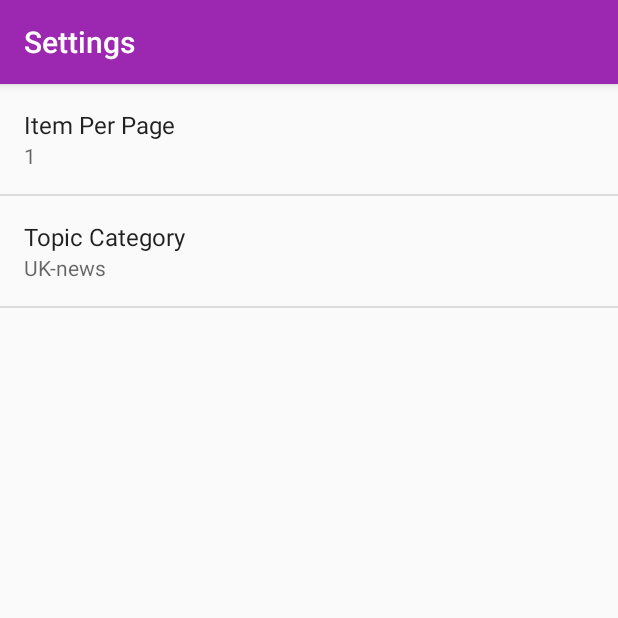
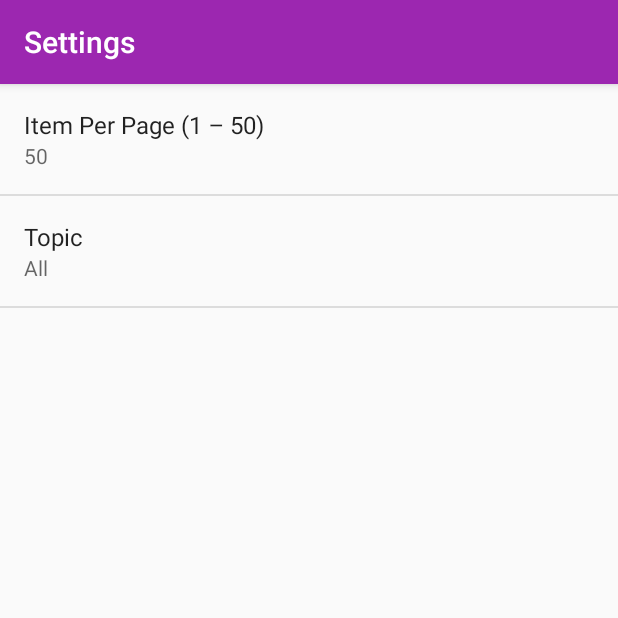
Before and after one commit to angwandi/NewsAppABNSGU, an Android app: the screen it shows after launch (SettingsActivity), in the options menu, after a tap on "Settings", on a phone screen of 412 x 824 dp, the top half of it. Run offline under Robolectric (Android 15) with nearby library versions, the phone set to English and light mode, and no system bars.

Commit message:
Add more items on ListPreference

```diff
--- a/app/src/main/java/com/example/demad/newsapp/NewsAppActivity.java
+++ b/app/src/main/java/com/example/demad/newsapp/NewsAppActivity.java
@@ -28,7 +28,7 @@ public class NewsAppActivity extends AppCompatActivity
      * URL for earthquake data from the GUARDIAN data set
      */
     private static final String GUARDIAN_REQUEST_URL =
-            "https://content.guardianapis.com/search?";
+            "https://content.guardianapis.com/search";
     /**
      * Constant value for the newsApp loader ID.
      * Just in case multiple loaders are required at some stage
@@ -144,9 +144,12 @@ public class NewsAppActivity extends AppCompatActivity
         uriBuilder.appendQueryParameter("lang", "en");
         //default items per page is 10 but can get more(1-50)!!
         uriBuilder.appendQueryParameter("page-size", itemPerPage);
+        if (!topicCategory.equals(getString(R.string.settings_topic_category_by_default))) {
+            uriBuilder.appendQueryParameter("section", topicCategory);
+        }
         //q parameter can be something like education,debate,economy,immigration,...
         //can combine debate AND economy as well(can use these operators :AND,OR,NOT)
-        uriBuilder.appendQueryParameter("q", topicCategory);
+        uriBuilder.appendQueryParameter("q", "");
         //Free student key from the Guardian API website
         uriBuilder.appendQueryParameter("api-key", "ee7fcfa8-a253-432e-9e44-80655700e71a");
         return new NewsAppLoader(this, uriBuilder.toString());
--- a/app/src/main/java/com/example/demad/newsapp/QueryUtils.java
+++ b/app/src/main/java/com/example/demad/newsapp/QueryUtils.java
@@ -37,6 +37,10 @@ public class QueryUtils {
      */
     private static final int CONNECTION_TIMEOUT = 15000;
     /**
+     * Successful response code
+     */
+    private static final int SUCCESSFUL_RESPONSE_CODE = 200;
+    /**
      * keys for the json responses
      */
     private static final String KEY_SECTION_NAME = "sectionName";
@@ -51,9 +55,9 @@ public class QueryUtils {
      * building and manipulating my uri url requests
      */
     public static List<NewsApp> fetchNewsAppData(String requestUrl) {
-//        Create URL object
+        //Create URL object
         URL url = createUrl(requestUrl);
-//    Perform HTTP request to the URL and receive a JSON response back
+        //Perform HTTP request to the URL and receive a JSON response back
         String jsonResponse = null;
         try {
             jsonResponse = makeHttpRequest(url);
@@ -114,7 +118,7 @@ public class QueryUtils {
             urlConnection.connect();
             // If the request was successful (response code 200),
             // then read the input stream and parse the response.
-            if (urlConnection.getResponseCode() == 200) {
+            if (urlConnection.getResponseCode() == SUCCESSFUL_RESPONSE_CODE) {
                 inputStream = urlConnection.getInputStream();
                 jsonResponse = readFromStream(inputStream);
             } else {
--- a/app/src/main/res/values/arrays.xml
+++ b/app/src/main/res/values/arrays.xml
@@ -1,13 +1,19 @@
 <?xml version="1.0" encoding="utf-8"?>
 <resources>
   <string-array name="settings_topic_category_by_labels">
+    <item>@string/settings_all_topic_category_label</item>
     <item>@string/settings_topic_category_music_label</item>
     <item>@string/settings_topic_category_politic_label</item>
-    <item>@string/settings_topic_category_UK_news_label</item>
+    <item>@string/settings_topic_category_football_label</item>
+    <item>@string/settings_topic_category_sport_label</item>
+    <item>@string/settings_topic_category_business_label</item>
   </string-array>
   <string-array name="settings_topic_category_by_value">
+    <item>@string/settings_all_topic_category_value</item>
     <item>@string/settings_topic_category_music_value</item>
     <item>@string/settings_topic_category_politic_value</item>
-    <item>@string/settings_topic_category_UK_news_value</item>
+    <item>@string/settings_topic_category_football_value</item>
+    <item>@string/settings_topic_category_sport_value</item>
+    <item>@string/settings_topic_category_business_value</item>
   </string-array>
 </resources>
--- a/app/src/main/res/values/strings.xml
+++ b/app/src/main/res/values/strings.xml
@@ -8,20 +8,29 @@
   <string name="settings_menu_item">Settings</string>
   <string name="settings_title">News Settings</string>
   <!--String for the Preference Labels-->
-  <string name="settings_item_per_page_label">Item Per Page</string>
+  <string name="settings_item_per_page_label">Item Per Page (1 – 50)</string>
   <string name="settings_item_per_page_key">page_size</string>
-  <string name="settings_item_per_page_default">1</string>
+  <string name="settings_item_per_page_default">50</string>
   <!-- Strings For Topic Category Preference [CHAR LIMIT=30] -->
-  <string name="settings_topic_category_label">Topic Category</string>
+  <string name="settings_topic_category_label">Topic</string>
   <string name="settings_topic_category_key">topic_category</string>
-  <string name="settings_topic_category_by_default">@string/settings_topic_category_UK_news_value</string>
+  <string name="settings_topic_category_by_default">@string/settings_all_topic_category_value</string>
+  <!-- Label for All topic category  option [CHAR LIMIT=20] -->
+  <string name="settings_all_topic_category_label">All</string>
+  <string name="settings_all_topic_category_value">""</string>
   <!-- Label for topic category music option [CHAR LIMIT=20] -->
   <string name="settings_topic_category_music_label">Music</string>
   <string name="settings_topic_category_music_value">music</string>
   <!-- Label for topic category politic option [CHAR LIMIT=20] -->
   <string name="settings_topic_category_politic_label">Politic</string>
-  <string name="settings_topic_category_politic_value">politic</string>
-  <!-- Label for topic category UK news option [CHAR LIMIT=20] -->
-  <string name="settings_topic_category_UK_news_label">UK-news</string>
-  <string name="settings_topic_category_UK_news_value">uk-news</string>
+  <string name="settings_topic_category_politic_value">politics</string>
+  <!-- Label for topic category Football option [CHAR LIMIT=20] -->
+  <string name="settings_topic_category_football_label">Football</string>
+  <string name="settings_topic_category_football_value">football</string>
+  <!-- Label for topic category Sport option [CHAR LIMIT=20] -->
+  <string name="settings_topic_category_sport_label">Sport</string>
+  <string name="settings_topic_category_sport_value">sport</string>
+  <!-- Label for topic category Business option [CHAR LIMIT=20] -->
+  <string name="settings_topic_category_business_label">Business</string>
+  <string name="settings_topic_category_business_value">business</string>
 </resources>
```
